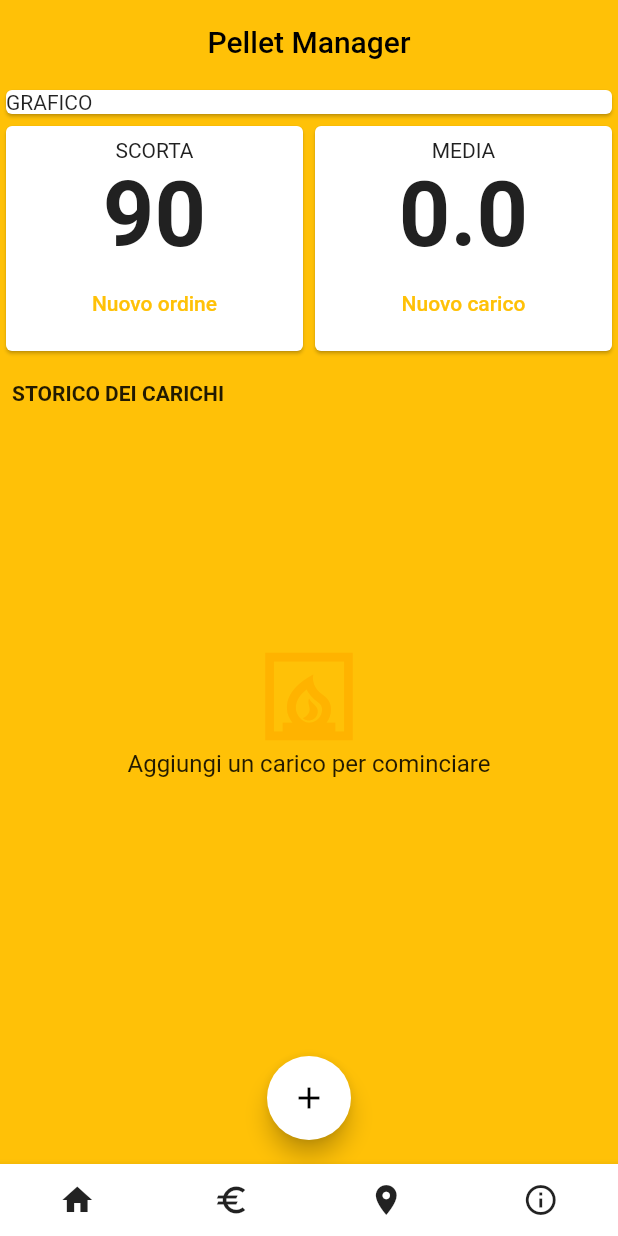
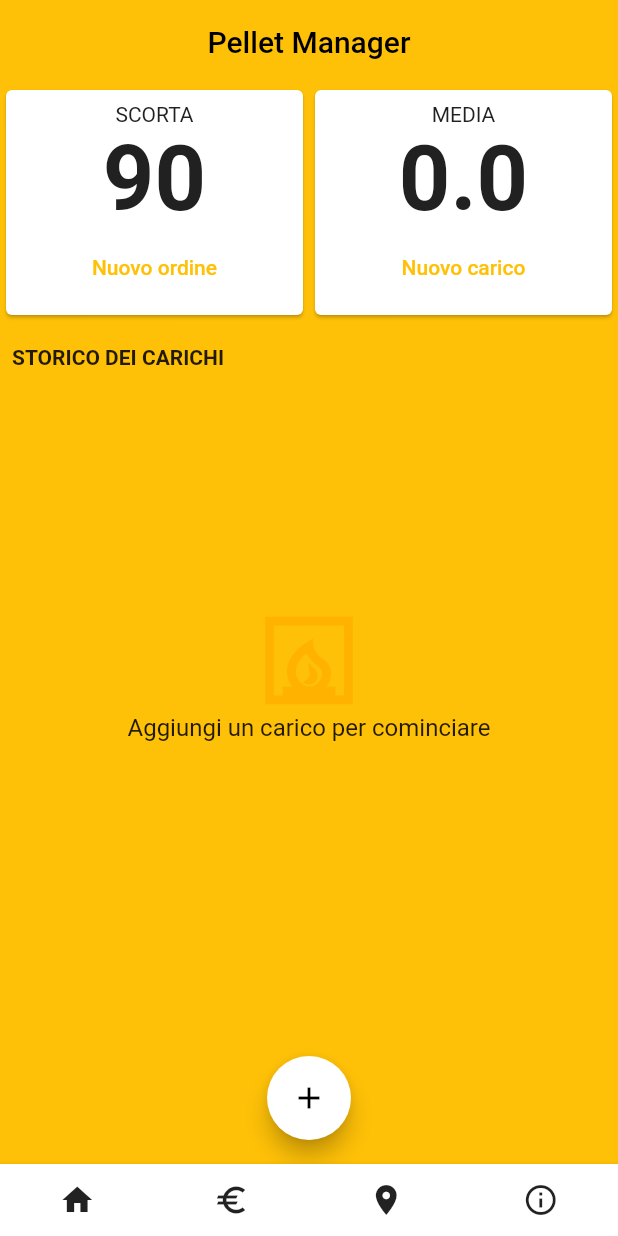
Before and after one commit to eilgug/pellet-manager, a Flutter app: the screen it shows after launch, on a phone screen of 412 x 824 dp. Run offline on Flutter 3.47's test engine with Material 2 defaults, Android fonts, the phone set to English and light mode, and no system bars.

Commit message:
remove chart and add bags average valutation

```diff
--- a/lib/screens/homePage.dart
+++ b/lib/screens/homePage.dart
@@ -82,13 +82,6 @@ class _HomePageState extends State<HomePage> {
       body: Column(
         crossAxisAlignment: CrossAxisAlignment.start,
         children: <Widget>[
-          // Grafico carici giornalieri
-          Container(
-            width: double.infinity,
-            child: Card(
-              child: Text('GRAFICO'),
-            ),
-          ),
           Row(
             mainAxisAlignment: MainAxisAlignment.spaceEvenly,
             children: [
@@ -97,12 +90,12 @@ class _HomePageState extends State<HomePage> {
                   average: _average, newLoad: () => _startAddNewLoads(context)),
             ],
           ),
-          SizedBox(
+          const SizedBox(
             height: 16,
           ),
           Container(
-            margin: EdgeInsets.only(left: 8, bottom: 4),
-            child: Text(
+            margin: const EdgeInsets.only(left: 8, bottom: 4),
+            child: const Text(
               "STORICO DEI CARICHI",
               style: TextStyle(
                 fontSize: 14,
@@ -114,6 +107,7 @@ class _HomePageState extends State<HomePage> {
           LoadsList(
             userLoads: _userLoads.reversed.toList(),
             deleteLoad: _deleteLoad,
+            average: _average,
           )
         ],
       ),
--- a/lib/widgets/loadList.dart
+++ b/lib/widgets/loadList.dart
@@ -6,8 +6,13 @@ import '../models/loads.dart';
 class LoadsList extends StatelessWidget {
   final List<Loads> userLoads;
   final Function deleteLoad;
+  final double average;
 
-  const LoadsList({Key? key, required this.userLoads, required this.deleteLoad})
+  const LoadsList(
+      {Key? key,
+      required this.userLoads,
+      required this.deleteLoad,
+      required this.average})
       : super(key: key);
 
   @override
@@ -45,9 +50,23 @@ class LoadsList extends StatelessWidget {
                           Icons.fireplace_outlined,
                           color: Theme.of(context).cardColor,
                         )),
-                    title: Text(userLoads[index].bags.toString()),
+                    title: Row(
+                      children: [
+                        Text('Sacchi: ${userLoads[index].bags.toString()}'),
+                        userLoads[index].bags < average
+                            ? Icon(
+                                Icons.arrow_drop_down,
+                                color: Colors.green,
+                              )
+                            : Icon(
+                                Icons.arrow_drop_up,
+                                color: Colors.red.shade900,
+                              )
+                      ],
+                    ),
                     subtitle: Text(
                       DateFormat('dd/MM/yyyy').format(userLoads[index].date),
+                      style: TextStyle(fontSize: 12),
                     ),
                     trailing: IconButton(
                       icon: Icon(Icons.delete_outline,
```
